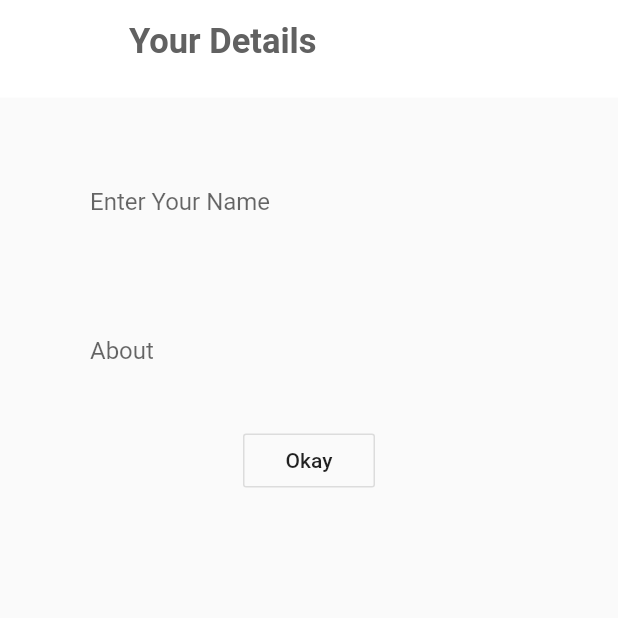
After one commit to devhpes/unknown_startup, a Flutter app: the UserDetails screen opened directly, on a phone screen of 412 x 824 dp, the top half of it. The commit adds this screen. Run offline on Flutter 3.47's test engine with Material 2 defaults, Android fonts, the phone set to English and light mode, and no system bars; our stand-ins replace badges, google_fonts; Roboto replaces fonts that are missing (Ubuntu).

Commit message:
changes made

```diff
--- a/lib/main.dart
+++ b/lib/main.dart
@@ -1,5 +1,5 @@
+import 'package:application_unknown/screens/home_screen.dart';
 import 'package:flutter/material.dart';
-import 'screens/home_screen.dart';
 
 void main() {
   runApp(MyApp());
--- /dev/null
+++ b/lib/screens/user_details.dart
@@ -0,0 +1,55 @@
+import 'package:flutter/material.dart';
+import 'package:google_fonts/google_fonts.dart';
+
+class UserDetails extends StatefulWidget {
+  @override
+  _UserDetailsState createState() => _UserDetailsState();
+}
+
+class _UserDetailsState extends State<UserDetails> {
+  @override
+  Widget build(BuildContext context) {
+    return Scaffold(
+      appBar: PreferredSize(
+        preferredSize: Size.fromHeight(65),
+        child: AppBar(
+          titleSpacing: 30,
+          elevation: 0,
+          title: Text(
+            "Your Details",
+            style: GoogleFonts.ubuntu(
+                color: Colors.grey[700],
+                fontSize: 23,
+                fontWeight: FontWeight.bold),
+          ),
+          backgroundColor: Colors.white,
+        ),
+      ),
+      body: Container(
+        margin: EdgeInsets.all(20),
+        child: Column(
+          children: [
+            TextField(
+              decoration: InputDecoration(
+                  border: InputBorder.none,
+                  hintText: "Enter Your Name",
+                  contentPadding: EdgeInsets.all(40),
+                  fillColor: Colors.grey),
+            ),
+            TextField(
+              decoration: InputDecoration(
+                  border: InputBorder.none,
+                  hintText: "About",
+                  contentPadding: EdgeInsets.all(40),
+                  fillColor: Colors.grey),
+            ),
+            OutlineButton(
+              onPressed: () {},
+              child: Text("Okay"),
+            )
+          ],
+        ),
+      ),
+    );
+  }
+}
```
Also changed, not shown: lib/screens/otp_screen.dart (added, +32 -0 lines), lib/screens/signup.dart (added, +48 -0 lines).
